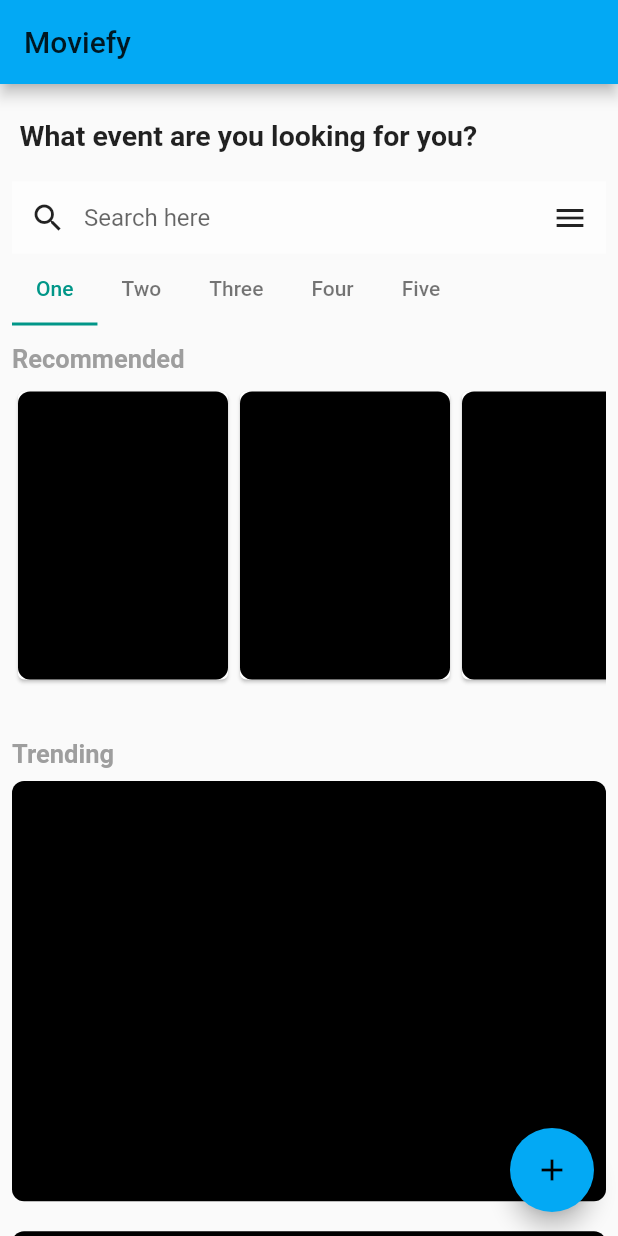
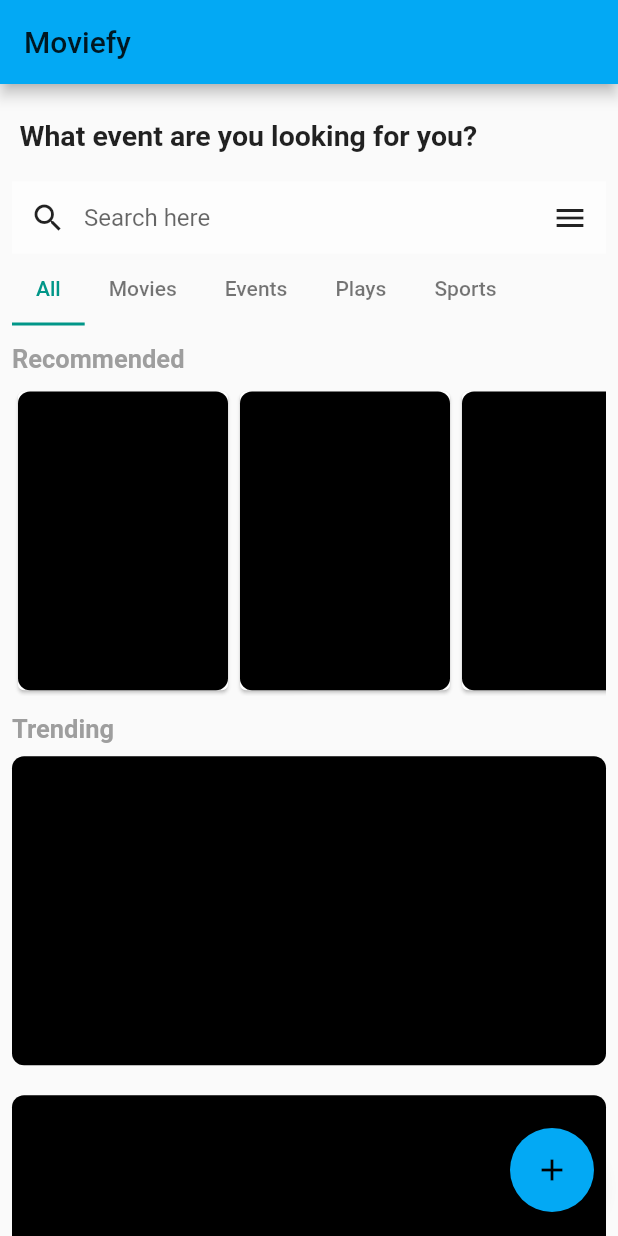
Before and after one commit to JosemyDuarte/flutter-events-app, a Flutter app: the screen it shows after launch, on a phone screen of 412 x 824 dp. Run offline on Flutter 3.47's test engine with Material 2 defaults, Android fonts, the phone set to English and light mode, and no system bars.

```diff
--- /dev/null
+++ b/lib/events/nested_tab_bar.dart
@@ -0,0 +1,95 @@
+import 'package:flutter/material.dart';
+
+import 'recommended_carousel.dart';
+
+class NestedTabBar extends StatefulWidget {
+  @override
+  _NestedTabBarState createState() => _NestedTabBarState();
+}
+
+class _NestedTabBarState extends State<NestedTabBar>
+    with TickerProviderStateMixin {
+  TabController _nestedTabController;
+
+  @override
+  void initState() {
+    super.initState();
+
+    _nestedTabController = new TabController(length: 5, vsync: this);
+  }
+
+  @override
+  void dispose() {
+    super.dispose();
+    _nestedTabController.dispose();
+  }
+
+  @override
+  Widget build(BuildContext context) {
+    double screenHeight = MediaQuery.of(context).size.height;
+    return Column(
+      mainAxisAlignment: MainAxisAlignment.start,
+      crossAxisAlignment: CrossAxisAlignment.stretch,
+      mainAxisSize: MainAxisSize.min,
+      children: <Widget>[
+        TabBar(
+          controller: _nestedTabController,
+          indicatorColor: Colors.teal,
+          labelColor: Colors.teal,
+          unselectedLabelColor: Colors.black54,
+          isScrollable: true,
+          tabs: <Widget>[
+            Tab(
+              text: "All",
+            ),
+            Tab(
+              text: "Movies",
+            ),
+            Tab(
+              text: "Events",
+            ),
+            Tab(
+              text: "Plays",
+            ),
+            Tab(
+              text: "Sports",
+            ),
+          ],
+        ),
+        SizedBox(
+          height: screenHeight * 0.30,
+          child: TabBarView(
+            controller: _nestedTabController,
+            children: <Widget>[
+              RecommendedCarousel(),
+              Container(
+                decoration: BoxDecoration(
+                  borderRadius: BorderRadius.circular(8.0),
+                  color: Colors.orangeAccent,
+                ),
+              ),
+              Container(
+                decoration: BoxDecoration(
+                  borderRadius: BorderRadius.circular(8.0),
+                  color: Colors.greenAccent,
+                ),
+              ),
+              Container(
+                decoration: BoxDecoration(
+                  borderRadius: BorderRadius.circular(8.0),
+                  color: Colors.indigoAccent,
+                ),
+              ),
+              Container(
+                decoration: BoxDecoration(
+                  borderRadius: BorderRadius.circular(8.0),
+                  color: Colors.redAccent,
+                ),
+              ),
+            ],
+          ),
+        ),
+      ],
+    );
+  }
+}
--- a/lib/recommended_card.dart
+++ b/lib/events/recommended_carousel.dart
@@ -5,16 +5,16 @@ import 'title_text.dart';
 class RecommendedCarousel extends StatelessWidget {
   @override
   Widget build(BuildContext context) {
-    return Container(child: _buildCarousel());
+    double screenHeight = MediaQuery.of(context).size.height;
+    return Container(child: _buildCarousel(screenHeight));
   }
 
-  Widget _buildCarousel() {
+  Widget _buildCarousel(double screenHeight) {
     return Column(
       mainAxisSize: MainAxisSize.min,
       children: <Widget>[
         TitleText("Recommended"),
-        SizedBox(
-          height: 200.0,
+        Expanded(
           child: ListView.builder(
             physics: ClampingScrollPhysics(),
             shrinkWrap: true,
--- a/lib/trending_list.dart
+++ b/lib/events/trending_list.dart
@@ -1,5 +1,6 @@
 import 'package:flutter/material.dart';
-import 'package:luxury_bag_collection/title_text.dart';
+
+import 'title_text.dart';
 
 class TrendingList extends StatelessWidget {
   final double _height;
--- a/lib/main.dart
+++ b/lib/main.dart
@@ -1,8 +1,7 @@
 import 'package:flutter/material.dart';
-import 'package:luxury_bag_collection/nested_tab_bar.dart';
-import 'package:luxury_bag_collection/trending_list.dart';
+import 'package:luxury_bag_collection/events/nested_tab_bar.dart';
 
-import 'title_text.dart';
+import 'events/trending_list.dart';
 
 void main() => runApp(MyApp());
 
@@ -88,7 +87,7 @@ class _MyHomePageState extends State<MyHomePage> {
               _buildTopText(),
               _searchBar(),
               NestedTabBar(),
-              TrendingList(screenHeight * 0.34)
+              TrendingList(screenHeight * 0.25)
               //TrendingList(),
             ],
           ),
--- a/lib/nested_tab_bar.dart
+++ /dev/null
@@ -1,106 +0,0 @@
-import 'package:flutter/material.dart';
-
-import 'recommended_card.dart';
-
-class NestedTabBar extends StatefulWidget {
-  @override
-  _NestedTabBarState createState() => _NestedTabBarState();
-}
-
-class _NestedTabBarState extends State<NestedTabBar>
-    with TickerProviderStateMixin {
-  TabController _nestedTabController;
-
-  @override
-  void initState() {
-    super.initState();
-
-    _nestedTabController = new TabController(length: 5, vsync: this);
-  }
-
-  @override
-  void dispose() {
-    super.dispose();
-    _nestedTabController.dispose();
-  }
-
-  @override
-  Widget build(BuildContext context) {
-    double screenHeight = MediaQuery.of(context).size.height;
-    return Column(
-      mainAxisAlignment: MainAxisAlignment.start,
-      crossAxisAlignment: CrossAxisAlignment.stretch,
-      mainAxisSize: MainAxisSize.min,
-      children: <Widget>[
-        TabBar(
-          controller: _nestedTabController,
-          indicatorColor: Colors.teal,
-          labelColor: Colors.teal,
-          unselectedLabelColor: Colors.black54,
-          isScrollable: true,
-          tabs: <Widget>[
-            Tab(
-              text: "One",
-            ),
-            Tab(
-              text: "Two",
-            ),
-            Tab(
-              text: "Three",
-            ),
-            Tab(
-              text: "Four",
-            ),
-            Tab(
-              text: "Five",
-            ),
-          ],
-        ),
-        ListView(
-            shrinkWrap: true,
-            scrollDirection: Axis.vertical,
-            children: <Widget>[
-              Column(
-                mainAxisAlignment: MainAxisAlignment.start,
-                crossAxisAlignment: CrossAxisAlignment.stretch,
-                children: <Widget>[
-                  Container(
-                    height: screenHeight * 0.32,
-                    child: TabBarView(
-                      controller: _nestedTabController,
-                      children: <Widget>[
-                        RecommendedCarousel(),
-                        Container(
-                          decoration: BoxDecoration(
-                            borderRadius: BorderRadius.circular(8.0),
-                            color: Colors.orangeAccent,
-                          ),
-                        ),
-                        Container(
-                          decoration: BoxDecoration(
-                            borderRadius: BorderRadius.circular(8.0),
-                            color: Colors.greenAccent,
-                          ),
-                        ),
-                        Container(
-                          decoration: BoxDecoration(
-                            borderRadius: BorderRadius.circular(8.0),
-                            color: Colors.indigoAccent,
-                          ),
-                        ),
-                        Container(
-                          decoration: BoxDecoration(
-                            borderRadius: BorderRadius.circular(8.0),
-                            color: Colors.redAccent,
-                          ),
-                        ),
-                      ],
-                    ),
-                  )
-                ],
-              ),
-            ]),
-      ],
-    );
-  }
-}
```
Also changed, not shown: lib/events/title_text.dart (renamed from lib/title_text.dart).
